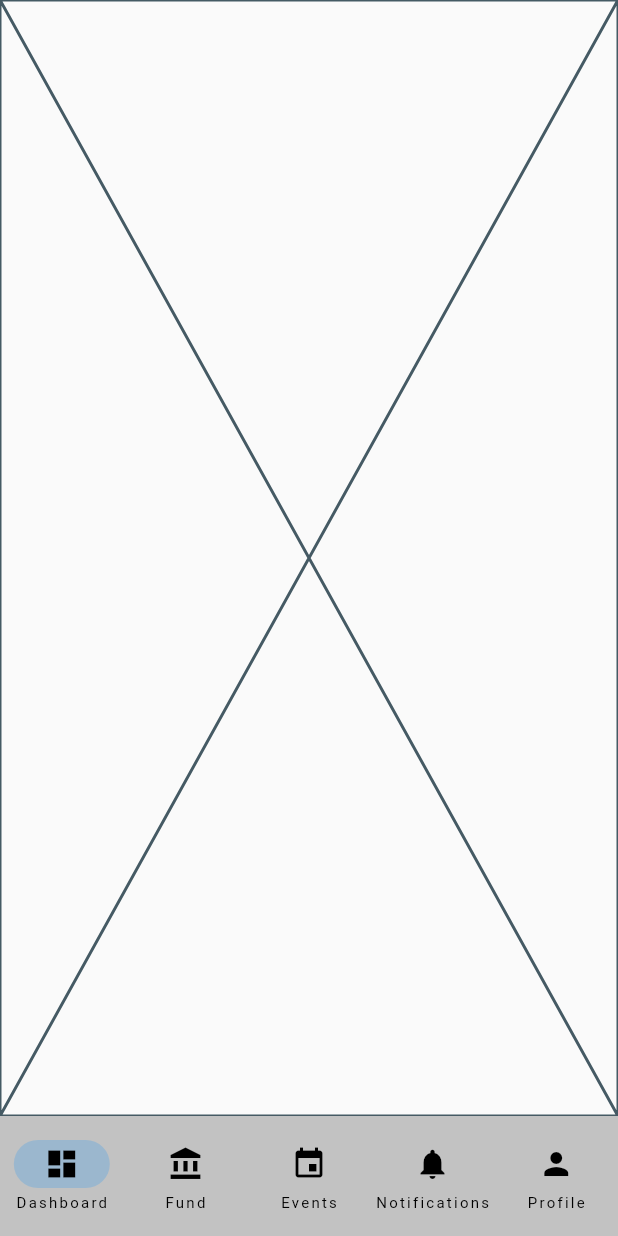
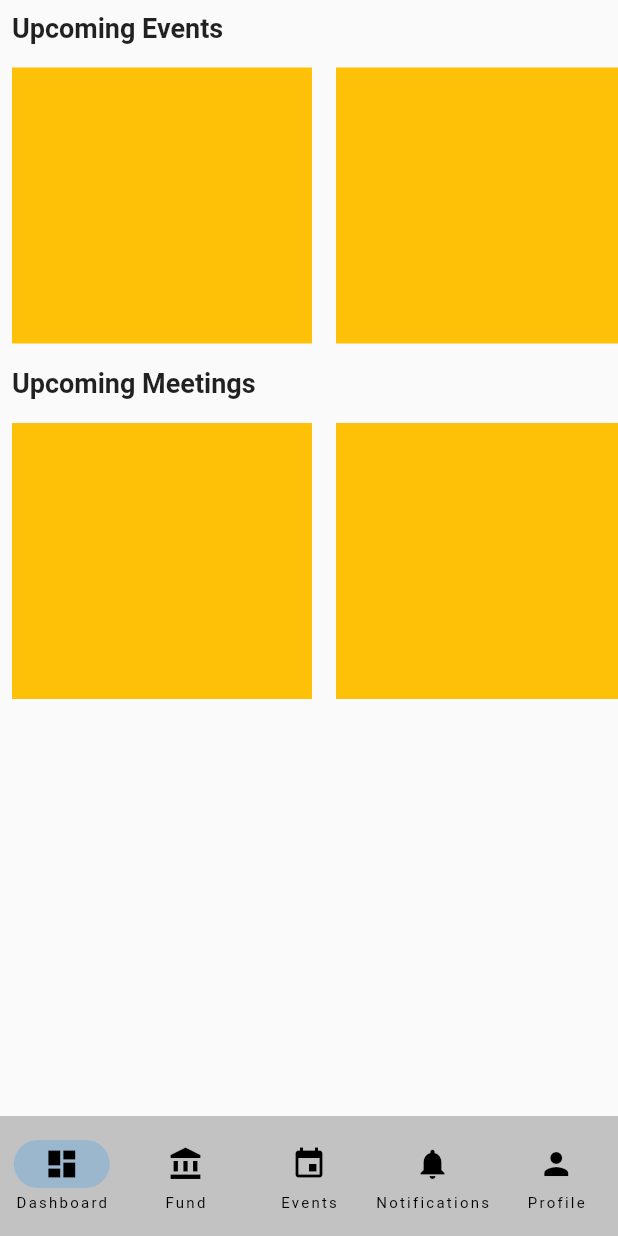
Before and after one commit to Siddharha/imperia_hub, a Flutter app: the screen it shows after launch, after a tap on "Log In", on a phone screen of 412 x 824 dp. Run offline on Flutter 3.47's test engine with Material 2 defaults, Android fonts, the phone set to English and light mode, and no system bars; our stand-ins replace flutter_svg, get_it.

```diff
--- a/lib/domain/repos/landing_repo.dart
+++ b/lib/domain/repos/landing_repo.dart
@@ -1,4 +1,8 @@
+import 'package:flutter/material.dart';
+
 abstract class LandingRepo {
   int get selectedNavIndex;
+
+  var pagerController = PageController();
   setNavSelectionIndex(int position);
 }
--- a/lib/pages.dart
+++ b/lib/pages.dart
@@ -1,2 +1,3 @@
 export 'package:imperia_hub/presentation/splash/splash_page.dart';
 export 'package:imperia_hub/presentation/landing/landing_page.dart';
+export 'package:imperia_hub/presentation/dashboard/dashboard_page.dart';
--- a/lib/presentation/auth/auth_page.dart
+++ b/lib/presentation/auth/auth_page.dart
@@ -15,10 +15,13 @@ class AuthPage extends StatelessWidget {
       child: Column(
         mainAxisAlignment: MainAxisAlignment.center,
         children: [
-          SvgPicture.asset(
-            logo,
-            width: 160,
-            height: 160,
+          Hero(
+            tag: "logo",
+            child: SvgPicture.asset(
+              logo,
+              width: 160,
+              height: 160,
+            ),
           ),
           Padding(
             padding: const EdgeInsets.all(8.0),
@@ -40,10 +43,11 @@ class AuthPage extends StatelessWidget {
             ),
           ),
           ElevatedButton(
+              style: getNormalButtonStyle(),
               onPressed: () {
                 Navigator.pushReplacementNamed(context, Routes.landingRoute);
               },
-              child: Text("Log In"))
+              child: const Text("Log In"))
         ],
       ),
     );
--- /dev/null
+++ b/lib/presentation/dashboard/component/dashboard_component.dart
@@ -0,0 +1,52 @@
+import 'package:flutter/material.dart';
+
+class DashbordComponent extends StatelessWidget {
+  const DashbordComponent({super.key, required this.title});
+  final String title;
+  @override
+  Widget build(BuildContext context) {
+    return Column(
+      crossAxisAlignment: CrossAxisAlignment.start,
+      children: [
+        Padding(
+          padding: const EdgeInsets.all(8.0),
+          child: Text(
+            title,
+            style: const TextStyle(fontSize: 18, fontWeight: FontWeight.bold),
+          ),
+        ),
+        SizedBox(
+          height: 200,
+          child: Expanded(
+            child: ListView(scrollDirection: Axis.horizontal, children: [
+              Padding(
+                padding: const EdgeInsets.all(8.0),
+                child: Container(
+                  height: 200,
+                  width: 200,
+                  color: Colors.amber,
+                ),
+              ),
+              Padding(
+                padding: const EdgeInsets.all(8.0),
+                child: Container(
+                  height: 200,
+                  width: 200,
+                  color: Colors.amber,
+                ),
+              ),
+              Padding(
+                padding: const EdgeInsets.all(8.0),
+                child: Container(
+                  height: 200,
+                  width: 200,
+                  color: Colors.amber,
+                ),
+              )
+            ]),
+          ),
+        )
+      ],
+    );
+  }
+}
--- /dev/null
+++ b/lib/presentation/dashboard/dashboard_page.dart
@@ -0,0 +1,21 @@
+import 'package:flutter/material.dart';
+
+import 'component/dashboard_component.dart';
+
+class DashboardPage extends StatelessWidget {
+  const DashboardPage({super.key});
+
+  @override
+  Widget build(BuildContext context) {
+    return ListView(
+      children: const [
+        DashbordComponent(
+          title: "Upcoming Events",
+        ),
+        DashbordComponent(
+          title: "Upcoming Meetings",
+        ),
+      ],
+    );
+  }
+}
--- a/lib/presentation/landing/components/landing_components.dart
+++ b/lib/presentation/landing/components/landing_components.dart
@@ -1,4 +1,8 @@
 import 'package:flutter/material.dart';
+import 'package:imperia_hub/presentation/landing/landing_viewmodel.dart';
+import 'package:provider/provider.dart';
+
+import '../../../pages.dart';
 
 class NavBar extends StatelessWidget {
   const NavBar(
@@ -27,25 +31,29 @@ class NavBar extends StatelessWidget {
 
 List<Widget> getNavDestinations() {
   return [
-    NavigationDestination(icon: Icon(Icons.dashboard), label: 'Dashboard'),
-    NavigationDestination(icon: Icon(Icons.account_balance), label: 'Fund'),
-    NavigationDestination(icon: Icon(Icons.event), label: 'Events'),
-    NavigationDestination(
+    const NavigationDestination(
+        icon: Icon(Icons.dashboard), label: 'Dashboard'),
+    const NavigationDestination(
+        icon: Icon(Icons.account_balance), label: 'Fund'),
+    const NavigationDestination(icon: Icon(Icons.event), label: 'Events'),
+    const NavigationDestination(
         icon: Icon(Icons.notifications), label: 'Notifications'),
-    NavigationDestination(icon: Icon(Icons.person), label: 'Profile')
+    const NavigationDestination(icon: Icon(Icons.person), label: 'Profile')
   ];
 }
 
 List<NavigationRailDestination> getNavRailDestinations() {
   return [
-    NavigationRailDestination(
+    const NavigationRailDestination(
         icon: Icon(Icons.dashboard), label: Text('Dashboard')),
-    NavigationRailDestination(
+    const NavigationRailDestination(
         icon: Icon(Icons.account_balance), label: Text('Fund')),
-    NavigationRailDestination(icon: Icon(Icons.event), label: Text('Events')),
-    NavigationRailDestination(
+    const NavigationRailDestination(
+        icon: Icon(Icons.event), label: Text('Events')),
+    const NavigationRailDestination(
         icon: Icon(Icons.notifications), label: Text('Notifications')),
-    NavigationRailDestination(icon: Icon(Icons.person), label: Text('Prifile'))
+    const NavigationRailDestination(
+        icon: Icon(Icons.person), label: Text('Prifile'))
   ];
 }
 
@@ -55,6 +63,21 @@ class LandingBodyComponent extends StatelessWidget {
 
   @override
   Widget build(BuildContext context) {
-    return const Placeholder();
+    return Consumer<LandingViewModel>(
+      builder: (context, vm, child) {
+        return AnimatedSwitcher(
+            duration: Duration(seconds: 1),
+            child: getScreen(vm.selectedNavItem));
+      },
+    );
   }
 }
+
+Widget getScreen(int selectedNavItem) {
+  switch (selectedNavItem) {
+    case 0:
+      return DashboardPage();
+    default:
+      return Center(child: Text("Unknown Page"));
+  }
+}
--- a/lib/presentation/landing/landing_viewmodel.dart
+++ b/lib/presentation/landing/landing_viewmodel.dart
@@ -1,3 +1,4 @@
+import 'package:flutter/widgets.dart';
 import 'package:imperia_hub/di/di.dart';
 import 'package:imperia_hub/presentation/root/base_viewmodel.dart';
 
@@ -11,5 +12,9 @@ class LandingViewModel extends BaseViewModel {
     notifyListeners();
   }
 
-  int get selectedNavItem => navSelectUseCase.getSelectedNavItem();
+  int get selectedNavItem {
+    var pageIndex = navSelectUseCase.getSelectedNavItem();
+
+    return pageIndex;
+  }
 }
--- a/lib/presentation/resources/color_manager.dart
+++ b/lib/presentation/resources/color_manager.dart
@@ -1,11 +1,13 @@
 import 'package:flutter/material.dart';
 
 class ColorManager {
-  static Color baseRed = const Color.fromARGB(255, 113, 113, 113);
+  static Color baseRed = const Color.fromARGB(255, 255, 114, 114);
 
-  static var cardBack = Color.fromARGB(255, 211, 211, 211);
+  static var cardBack = const Color.fromARGB(255, 211, 211, 211);
 
-  static var normalTextColor = Color.fromARGB(255, 64, 64, 64);
+  static var normalTextColor = const Color.fromARGB(255, 64, 64, 64);
 
-  static var buttonTextColor1 = Color.fromARGB(255, 0, 0, 0);
+  static var buttonTextColor1 = const Color.fromARGB(255, 0, 0, 0);
+
+  static Color baseColor = const Color.fromARGB(225, 185, 138, 20);
 }
--- a/lib/presentation/resources/styles_manager.dart
+++ b/lib/presentation/resources/styles_manager.dart
@@ -21,6 +21,11 @@ ButtonStyle getButtonStyleSocial(Color color, Color textColor) {
   return _getButtonStyle(MaterialStateProperty.all(color), textColor);
 }
 
+ButtonStyle getNormalButtonStyle() {
+  return _getButtonStyle(
+      MaterialStateProperty.all(ColorManager.baseColor), Colors.white);
+}
+
 TextStyle getLoginTitleStyle() {
   return _getTextStyle(20, ColorManager.normalTextColor, FontWeight.bold);
 }
--- a/lib/presentation/splash/splash_page.dart
+++ b/lib/presentation/splash/splash_page.dart
@@ -1,4 +1,6 @@
 import 'package:flutter/material.dart';
+import 'package:flutter_svg/svg.dart';
+import 'package:imperia_hub/presentation/resources/asset_manager.dart';
 import 'package:imperia_hub/presentation/resources/routes_manager.dart';
 import 'package:imperia_hub/presentation/splash/splash_viewmodel.dart';
 import 'package:provider/provider.dart';
@@ -12,8 +14,8 @@ class SplashPage extends StatelessWidget {
     splashViewModel.loadSplash(() {
       Navigator.pushReplacementNamed(context, Routes.authRoute);
     });
-    return const Material(
-      child: Center(child: const Text("Imperia Hub")),
+    return Material(
+      child: Center(child: Hero(tag: "logo", child: SvgPicture.asset(logo))),
     );
   }
 }
--- a/lib/use_cases/landing_usecases.dart
+++ b/lib/use_cases/landing_usecases.dart
@@ -1,9 +1,9 @@
+import 'package:flutter/material.dart';
 import 'package:imperia_hub/domain/repos/landing_repo.dart';
 
 class NavSelectUseCase {
   const NavSelectUseCase(this._landingRepo);
   final LandingRepo _landingRepo;
-
   selectNavItem(int position) {
     _landingRepo.setNavSelectionIndex(position);
   }
--- a/pubspec.yaml
+++ b/pubspec.yaml
@@ -38,6 +38,8 @@ dependencies:
   provider: ^6.0.5
   get_it: ^7.6.0
   flutter_svg: ^2.0.5
+  firebase_auth: ^4.6.0
+  firebase_core: ^2.12.0
 
 dev_dependencies:
   flutter_test:
```
Also changed, not shown: pubspec.lock, 18 other files.
